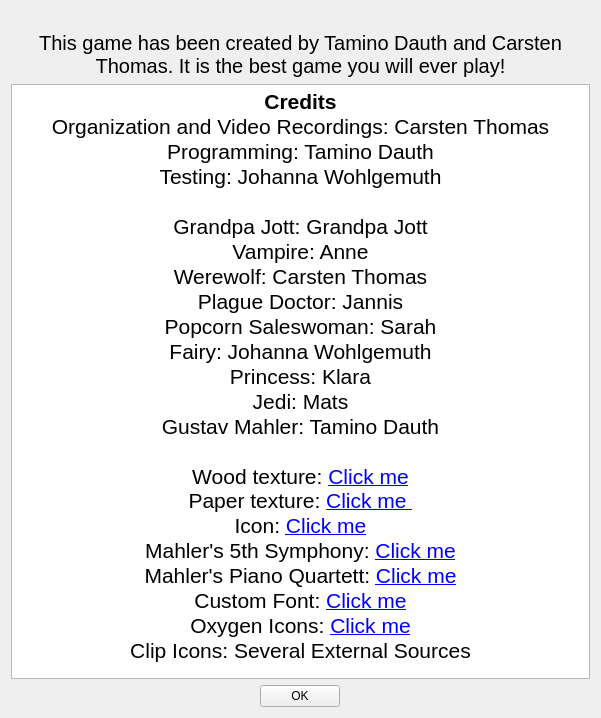
Qt form ui/aboutdialog.ui (tdauth/gustavsfairyland) before a commit.
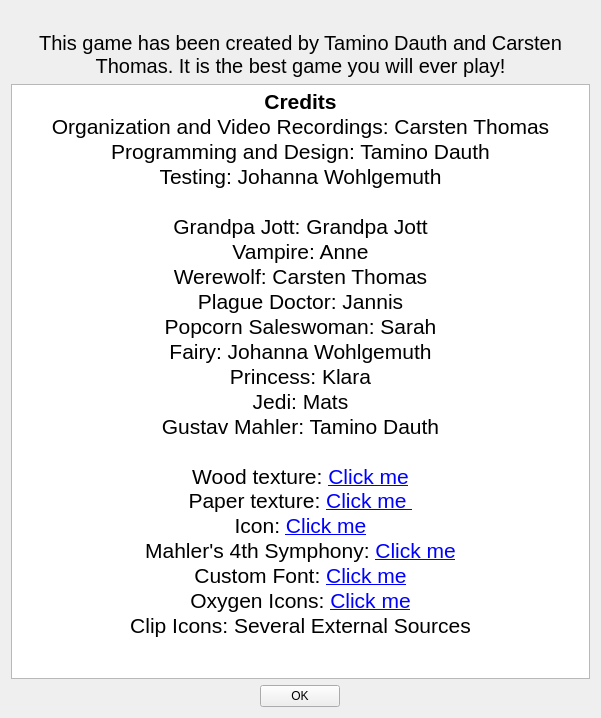
The same form after that commit. Icons and pictures are not drawn.

Patch:
```diff
--- a/ui/aboutdialog.ui
+++ b/ui/aboutdialog.ui
@@ -71,10 +71,10 @@
       <string>&lt;!DOCTYPE HTML PUBLIC &quot;-//W3C//DTD HTML 4.0//EN&quot; &quot;http://www.w3.org/TR/REC-html40/strict.dtd&quot;&gt;
 &lt;html&gt;&lt;head&gt;&lt;meta name=&quot;qrichtext&quot; content=&quot;1&quot; /&gt;&lt;style type=&quot;text/css&quot;&gt;
 p, li { white-space: pre-wrap; }
-&lt;/style&gt;&lt;/head&gt;&lt;body style=&quot; font-family:'MS Shell Dlg 2'; font-size:15pt; font-weight:400; font-style:normal;&quot;&gt;
+&lt;/style&gt;&lt;/head&gt;&lt;body style=&quot; font-family:'Sans Serif'; font-size:15pt; font-weight:400; font-style:normal;&quot;&gt;
 &lt;p align=&quot;center&quot; style=&quot; margin-top:0px; margin-bottom:0px; margin-left:0px; margin-right:0px; -qt-block-indent:0; text-indent:0px;&quot;&gt;&lt;span style=&quot; font-family:'Ringbearer'; font-size:16pt; font-weight:600;&quot;&gt;Credits&lt;/span&gt;&lt;/p&gt;
 &lt;p align=&quot;center&quot; style=&quot; margin-top:0px; margin-bottom:0px; margin-left:0px; margin-right:0px; -qt-block-indent:0; text-indent:0px;&quot;&gt;&lt;span style=&quot; font-family:'Ringbearer'; font-size:16pt;&quot;&gt;Organization and Video Recordings: Carsten Thomas&lt;/span&gt;&lt;/p&gt;
-&lt;p align=&quot;center&quot; style=&quot; margin-top:0px; margin-bottom:0px; margin-left:0px; margin-right:0px; -qt-block-indent:0; text-indent:0px;&quot;&gt;&lt;span style=&quot; font-family:'Ringbearer'; font-size:16pt;&quot;&gt;Programming: Tamino Dauth&lt;/span&gt;&lt;/p&gt;
+&lt;p align=&quot;center&quot; style=&quot; margin-top:0px; margin-bottom:0px; margin-left:0px; margin-right:0px; -qt-block-indent:0; text-indent:0px;&quot;&gt;&lt;span style=&quot; font-family:'Ringbearer'; font-size:16pt;&quot;&gt;Programming and Design: Tamino Dauth&lt;/span&gt;&lt;/p&gt;
 &lt;p align=&quot;center&quot; style=&quot; margin-top:0px; margin-bottom:0px; margin-left:0px; margin-right:0px; -qt-block-indent:0; text-indent:0px;&quot;&gt;&lt;span style=&quot; font-family:'Ringbearer'; font-size:16pt;&quot;&gt;Testing: Johanna Wohlgemuth&lt;/span&gt;&lt;/p&gt;
 &lt;p align=&quot;center&quot; style=&quot;-qt-paragraph-type:empty; margin-top:0px; margin-bottom:0px; margin-left:0px; margin-right:0px; -qt-block-indent:0; text-indent:0px; font-family:'Ringbearer'; font-size:16pt;&quot;&gt;&lt;br /&gt;&lt;/p&gt;
 &lt;p align=&quot;center&quot; style=&quot; margin-top:0px; margin-bottom:0px; margin-left:0px; margin-right:0px; -qt-block-indent:0; text-indent:0px;&quot;&gt;&lt;span style=&quot; font-family:'Ringbearer'; font-size:16pt;&quot;&gt;Grandpa Jott: Grandpa Jott&lt;/span&gt;&lt;/p&gt;
@@ -89,8 +89,7 @@
 &lt;p align=&quot;center&quot; style=&quot;-qt-paragraph-type:empty; margin-top:0px; margin-bottom:0px; margin-left:0px; margin-right:0px; -qt-block-indent:0; text-indent:0px; font-family:'Ringbearer'; font-size:16pt;&quot;&gt;&lt;br /&gt;&lt;/p&gt;
 &lt;p align=&quot;center&quot; style=&quot; margin-top:0px; margin-bottom:0px; margin-left:0px; margin-right:0px; -qt-block-indent:0; text-indent:0px;&quot;&gt;&lt;span style=&quot; font-family:'Ringbearer'; font-size:16pt;&quot;&gt;Wood texture: &lt;/span&gt;&lt;a href=&quot;http://publicdomainvectors.org/en/free-clipart/Wood-texture/39404.html&quot;&gt;&lt;span style=&quot; font-family:'Ringbearer'; font-size:16pt; text-decoration: underline; color:#0000ff;&quot;&gt;Click me&lt;/span&gt;&lt;/a&gt;&lt;span style=&quot; font-family:'Ringbearer'; font-size:16pt;&quot;&gt;&lt;br /&gt;Paper texture: &lt;/span&gt;&lt;a href=&quot;http://all-free-download.com/free-vector/download/set-of-blank-paper-design-vector_524297.html&quot;&gt;&lt;span style=&quot; font-family:'Ringbearer'; font-size:16pt; text-decoration: underline; color:#0000ff;&quot;&gt;Click me &lt;/span&gt;&lt;/a&gt;&lt;/p&gt;
 &lt;p align=&quot;center&quot; style=&quot; margin-top:0px; margin-bottom:0px; margin-left:0px; margin-right:0px; -qt-block-indent:0; text-indent:0px;&quot;&gt;&lt;span style=&quot; font-family:'Ringbearer'; font-size:16pt;&quot;&gt;Icon: &lt;/span&gt;&lt;a href=&quot; https://commons.wikimedia.org/wiki/File:Gustav_Mahler_by_Hans_Schliessmann-12.jpg&quot;&gt;&lt;span style=&quot; font-family:'Ringbearer'; font-size:16pt; text-decoration: underline; color:#0000ff;&quot;&gt;Click me&lt;/span&gt;&lt;/a&gt;&lt;/p&gt;
-&lt;p align=&quot;center&quot; style=&quot; margin-top:0px; margin-bottom:0px; margin-left:0px; margin-right:0px; -qt-block-indent:0; text-indent:0px;&quot;&gt;&lt;span style=&quot; font-family:'Ringbearer'; font-size:16pt;&quot;&gt;Mahler's 5th Symphony: &lt;/span&gt;&lt;a href=&quot;https://archive.org/details/Mahler_Symphony_5&quot;&gt;&lt;span style=&quot; font-family:'Ringbearer'; font-size:16pt; text-decoration: underline; color:#0000ff;&quot;&gt;Click me&lt;/span&gt;&lt;/a&gt;&lt;/p&gt;
-&lt;p align=&quot;center&quot; style=&quot; margin-top:0px; margin-bottom:0px; margin-left:0px; margin-right:0px; -qt-block-indent:0; text-indent:0px;&quot;&gt;&lt;span style=&quot; font-family:'Ringbearer'; font-size:16pt;&quot;&gt;Mahler's Piano Quartett: &lt;/span&gt;&lt;a href=&quot;https://archive.org/details/MahlerPianoQuartetInAMinor&quot;&gt;&lt;span style=&quot; font-family:'Ringbearer'; font-size:16pt; text-decoration: underline; color:#0000ff;&quot;&gt;Click me&lt;/span&gt;&lt;/a&gt;&lt;/p&gt;
+&lt;p align=&quot;center&quot; style=&quot; margin-top:0px; margin-bottom:0px; margin-left:0px; margin-right:0px; -qt-block-indent:0; text-indent:0px;&quot;&gt;&lt;span style=&quot; font-family:'Ringbearer'; font-size:16pt;&quot;&gt;Mahler's 4th Symphony: &lt;/span&gt;&lt;a href=&quot;https://musopen.org/music/1305/gustav-mahler/symphony-no-4-in-g/&quot;&gt;&lt;span style=&quot; font-family:'Ringbearer'; font-size:16pt; text-decoration: underline; color:#0000ff;&quot;&gt;Click me&lt;/span&gt;&lt;/a&gt;&lt;/p&gt;
 &lt;p align=&quot;center&quot; style=&quot; margin-top:0px; margin-bottom:0px; margin-left:0px; margin-right:0px; -qt-block-indent:0; text-indent:0px;&quot;&gt;&lt;span style=&quot; font-family:'Ringbearer'; font-size:16pt;&quot;&gt;Custom Font: &lt;/span&gt;&lt;a href=&quot;http://www.1001fonts.com/ringbearer-font.html&quot;&gt;&lt;span style=&quot; font-family:'Ringbearer'; font-size:16pt; text-decoration: underline; color:#0000ff;&quot;&gt;Click me&lt;/span&gt;&lt;/a&gt;&lt;/p&gt;
 &lt;p align=&quot;center&quot; style=&quot; margin-top:0px; margin-bottom:0px; margin-left:0px; margin-right:0px; -qt-block-indent:0; text-indent:0px;&quot;&gt;&lt;span style=&quot; font-family:'Ringbearer'; font-size:16pt;&quot;&gt;Oxygen Icons: &lt;/span&gt;&lt;a href=&quot;https://github.com/pasnox/oxygen-icons-png&quot;&gt;&lt;span style=&quot; font-family:'Ringbearer'; font-size:16pt; text-decoration: underline; color:#0000ff;&quot;&gt;Click me&lt;/span&gt;&lt;/a&gt;&lt;/p&gt;
 &lt;p align=&quot;center&quot; style=&quot; margin-top:0px; margin-bottom:0px; margin-left:0px; margin-right:0px; -qt-block-indent:0; text-indent:0px;&quot;&gt;&lt;span style=&quot; font-family:'Ringbearer'; font-size:16pt;&quot;&gt;Clip Icons: Several External Sources&lt;/span&gt;&lt;/p&gt;&lt;/body&gt;&lt;/html&gt;</string>
```
